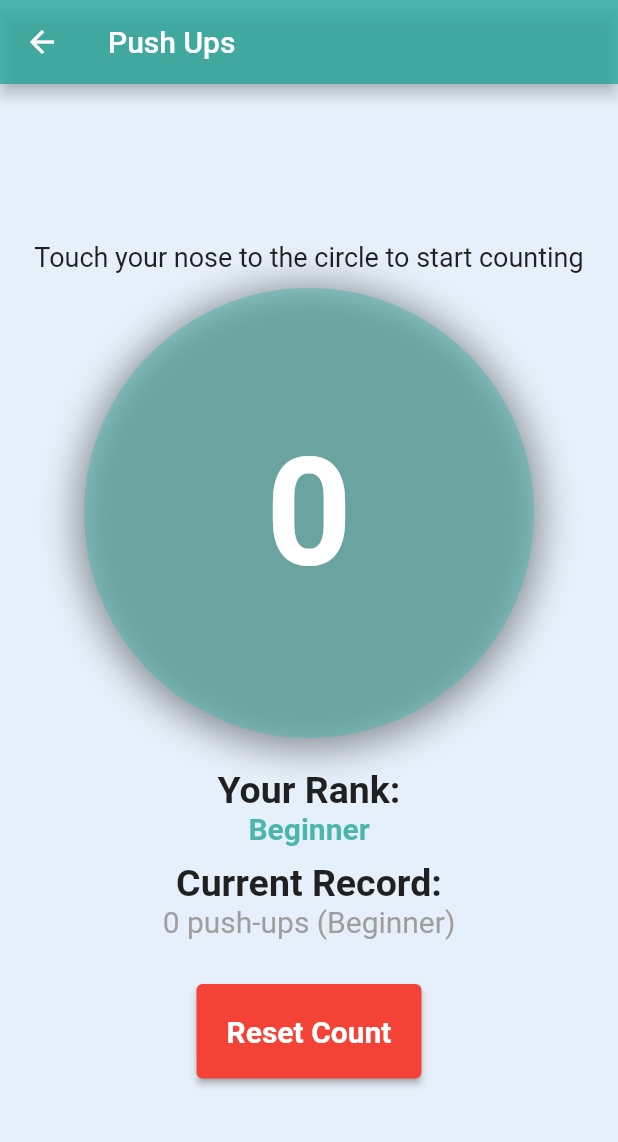
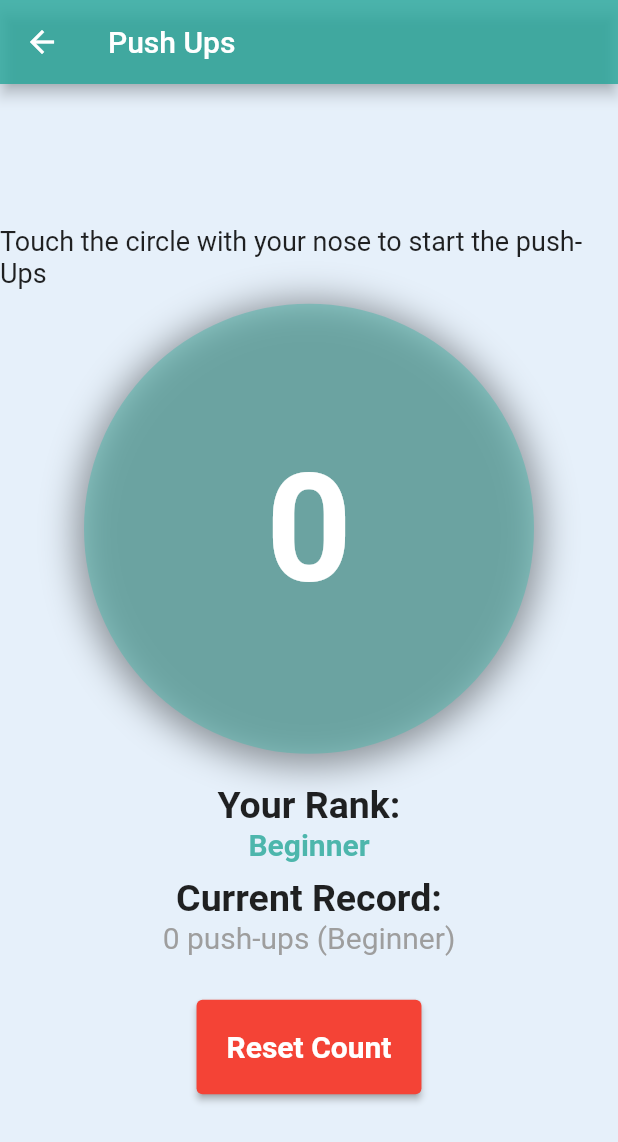
Before and after one commit to AhmedAlhashim/fitcore_trainer_app, a Flutter app: the PushUpsPage screen opened directly, on a phone screen of 412 x 824 dp. Shown: the top 1142 px of the screen. Run offline on Flutter 3.47's test engine with Material 2 defaults, Android fonts, the phone set to English and light mode, and no system bars; our stand-ins replace google_fonts.

Commit message:
More comments

```diff
--- a/lib/exercise_data.dart
+++ b/lib/exercise_data.dart
@@ -37,7 +37,8 @@ List<Exercise> exercises = [
     title: 'Upcoming...',
     icon: Icons.upcoming_rounded,
     page: HomePage(),
-  ), Exercise(
+  ),
+  Exercise(
     title: 'Upcoming...',
     icon: Icons.upcoming_rounded,
     page: HomePage(),
--- a/lib/home_page.dart
+++ b/lib/home_page.dart
@@ -4,7 +4,7 @@ import 'exercise_data.dart';
 // Single Responsibility Principle
 
 // Open/Closed Principle:
-// TrainingGridItem widget's behavior can be customized with different exercise data.
+// TrainingGridItem widget's behavior IS customized with different exercise data.
 
 // Dependency Inversion Principle:
 // Direct use of concrete classes for UI components.
--- a/lib/push_ups_page_view.dart
+++ b/lib/push_ups_page_view.dart
@@ -36,7 +36,7 @@ class PushUpsPageView extends StatelessWidget {
         mainAxisAlignment: MainAxisAlignment.center,
         children: [
           const Text(
-            "Touch your nose to the circle to start counting",
+            "Touch the circle with your nose to start the push-Ups",
             style: TextStyle(fontSize: 18),
           ),
           SizedBox(
```
